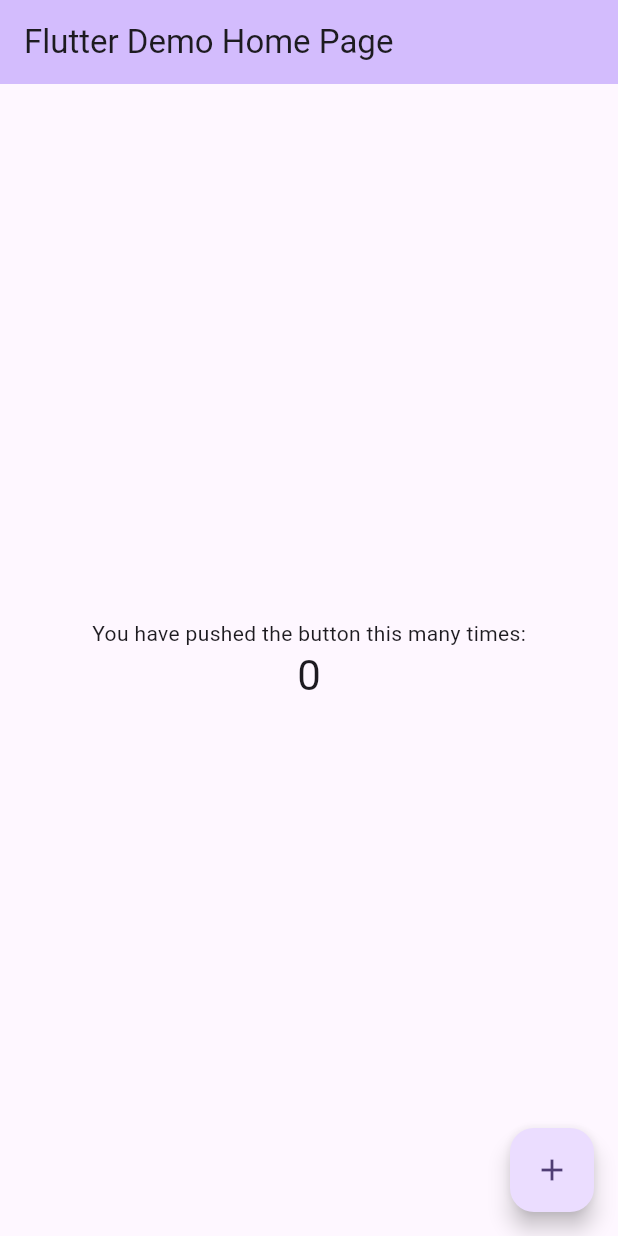
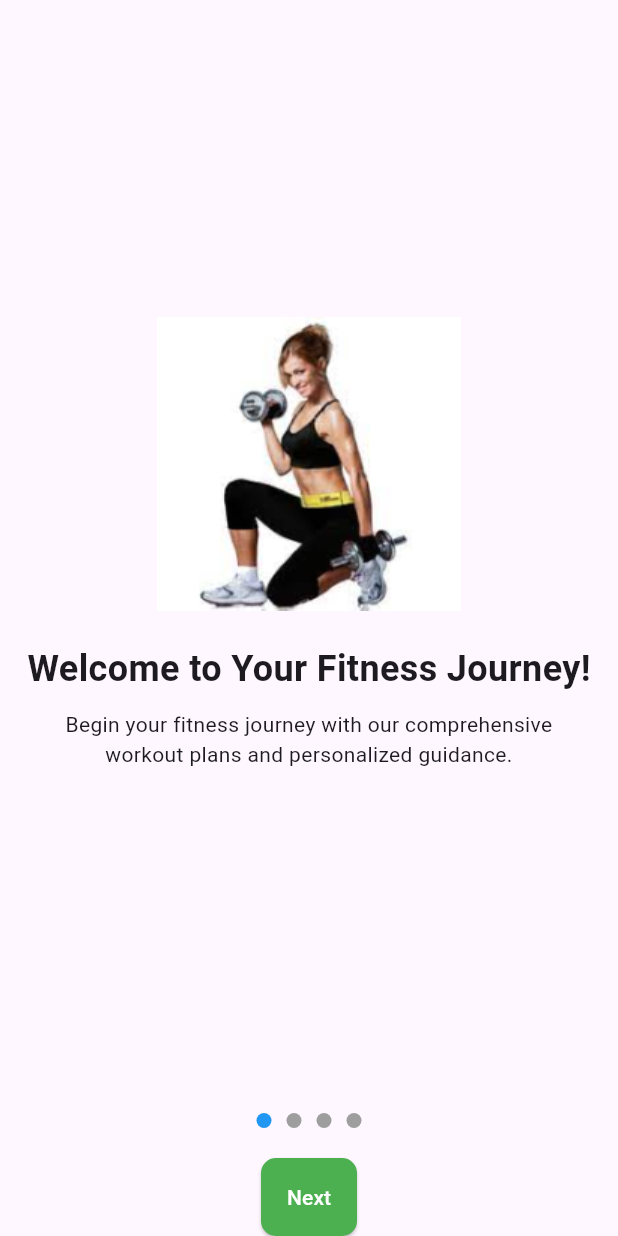
Before and after one commit to codeservier/Rkfitness, a Flutter app: the screen it shows after launch, on a phone screen of 412 x 824 dp. Run offline on Flutter 3.47's test engine with Material 3 defaults, Android fonts, the phone set to English and light mode, and no system bars; our stand-ins replace get.

Commit message:
save changes

```diff
--- /dev/null
+++ b/lib/core/config/app_colors.dart
@@ -0,0 +1,14 @@
+import 'package:flutter/material.dart';
+
+class AppColors {
+  static const Color primaryColor = Color(0xFF4CAF50); // Green - Represents health and vitality
+  static const Color accentColor = Color(0xFFFF5722); // Orange - Adds energy and excitement
+  static const Color backgroundColor = Color(0xFFF5F5F5); // Light gray - Provides a neutral background
+  static const Color textColor = Colors.black87; // Dark gray - Provides good readability
+
+  // Additional colors
+  static const Color appBarColor = Color(0xFF303F9F); // Deep blue - For app bar
+  static const Color buttonColor = Color(0xFFCDDC39); // Lime - For action buttons
+
+  // You can add other colors as needed for specific components or elements in your app
+}
--- /dev/null
+++ b/lib/core/config/app_constant.dart
@@ -0,0 +1,4 @@
+class AppConstants {
+  static const String appName = 'Rkfitness';
+  static const String apiUrl = 'https://api.example.com';
+}
--- /dev/null
+++ b/lib/core/config/app_routes.dart
@@ -0,0 +1,7 @@
+class AppRoutes {
+  static const String SPLASH = '/splash';
+  static const String LOGIN = '/login';
+  static const String SIGNUP = '/signup';
+  static const String HOME = '/home';
+    static const String ONBOARDING = '/onboarding';
+}
--- /dev/null
+++ b/lib/core/config/app_routing.dart
@@ -0,0 +1,18 @@
+  // app_routes.dart
+  import 'package:get/get.dart';
+  import 'package:rkfitness/core/config/app_routes.dart';
+  import 'package:rkfitness/presentation/pages/home_screen.dart';
+  import 'package:rkfitness/presentation/pages/login_screen.dart';
+  import 'package:rkfitness/presentation/pages/onboarding_screen.dart';
+  import 'package:rkfitness/presentation/pages/signup_screen.dart';
+  import 'package:rkfitness/presentation/pages/splash_screen.dart';
+
+  class AppRouting {
+    static final List<GetPage> getAppRoutes = [
+      GetPage(name: AppRoutes.SPLASH, page: () => SplashScreen()),
+      GetPage(name: AppRoutes.ONBOARDING, page: () => OnboardingScreen()),
+      GetPage(name: AppRoutes.LOGIN, page: () => LoginScreen()),
+      GetPage(name: AppRoutes.SIGNUP, page: () => SignupScreen()),
+      GetPage(name: AppRoutes.HOME, page: () => HomeScreen()),
+    ];
+  }
--- /dev/null
+++ b/lib/data/model/OnboardingItem.dart
@@ -0,0 +1,39 @@
+import 'package:flutter/material.dart';
+
+class OnboardingItem {
+  final String image;
+  final String title;
+  final String description;
+
+  OnboardingItem({
+    required this.image,
+    required this.title,
+    required this.description,
+  });
+}
+class OnboardingData {
+  static final List<OnboardingItem> _onboardingData = [
+    OnboardingItem(
+      image: 'assets/onboarding1.png',
+      title: 'Welcome to Your Fitness Journey!',
+      description: 'Begin your fitness journey with our comprehensive workout plans and personalized guidance.',
+    ),
+    OnboardingItem(
+      image: 'assets/onboarding2.png',
+      title: 'Discover Exciting Workouts',
+      description: 'Explore a variety of workout routines designed to help you achieve your fitness goals, whether it\'s building muscle, burning fat, or improving endurance.',
+    ),
+    OnboardingItem(
+      image: 'assets/onboarding3.png',
+      title: 'Track Your Progress',
+      description: 'Stay motivated by tracking your progress over time. Our app lets you log your workouts, record your measurements, and monitor your achievements.',
+    ),
+    OnboardingItem(
+      image: 'assets/onboarding4.png',
+      title: 'Join a Supportive Community',
+      description: 'Connect with like-minded individuals and fitness enthusiasts in our community. Share tips, get advice, and celebrate your successes together!',
+    ),
+  ];
+
+  static List<OnboardingItem> get onboardingData => _onboardingData;
+}
--- a/lib/main.dart
+++ b/lib/main.dart
@@ -1,125 +1,32 @@
 import 'package:flutter/material.dart';
+import 'package:get/get.dart';
+import 'package:rkfitness/core/config/app_colors.dart';
+import 'package:rkfitness/core/config/app_constant.dart';
+import 'package:rkfitness/core/config/app_routes.dart';
+import 'package:rkfitness/core/config/app_routing.dart';
+
+
 
 void main() {
-  runApp(const MyApp());
+  runApp(MyApp());
 }
 
 class MyApp extends StatelessWidget {
-  const MyApp({super.key});
-
-  // This widget is the root of your application.
   @override
   Widget build(BuildContext context) {
-    return MaterialApp(
-      title: 'Flutter Demo',
+    return GetMaterialApp(
+      title: AppConstants.appName,
       theme: ThemeData(
-        // This is the theme of your application.
-        //
-        // TRY THIS: Try running your application with "flutter run". You'll see
-        // the application has a purple toolbar. Then, without quitting the app,
-        // try changing the seedColor in the colorScheme below to Colors.green
-        // and then invoke "hot reload" (save your changes or press the "hot
-        // reload" button in a Flutter-supported IDE, or press "r" if you used
-        // the command line to start the app).
-        //
-        // Notice that the counter didn't reset back to zero; the application
-        // state is not lost during the reload. To reset the state, use hot
-        // restart instead.
-        //
-        // This works for code too, not just values: Most code changes can be
-        // tested with just a hot reload.
-        colorScheme: ColorScheme.fromSeed(seedColor: Colors.deepPurple),
-        useMaterial3: true,
+        primaryColor: AppColors.primaryColor,
+        hintColor: AppColors.accentColor,
+        backgroundColor: AppColors.backgroundColor,
+        textTheme: const TextTheme(
+          headline1: TextStyle(fontSize: 24, fontWeight: FontWeight.bold, color: AppColors.textColor),
+          headline2: TextStyle(fontSize: 20, fontWeight: FontWeight.bold, color: AppColors.textColor),
+        ),
       ),
-      home: const MyHomePage(title: 'Flutter Demo Home Page'),
+      initialRoute: AppRoutes.SPLASH,
+      getPages: AppRouting.getAppRoutes, // Corrected invocation
     );
   }
 }
-
-class MyHomePage extends StatefulWidget {
-  const MyHomePage({super.key, required this.title});
-
-  // This widget is the home page of your application. It is stateful, meaning
-  // that it has a State object (defined below) that contains fields that affect
-  // how it looks.
-
-  // This class is the configuration for the state. It holds the values (in this
-  // case the title) provided by the parent (in this case the App widget) and
-  // used by the build method of the State. Fields in a Widget subclass are
-  // always marked "final".
-
-  final String title;
-
-  @override
-  State<MyHomePage> createState() => _MyHomePageState();
-}
-
-class _MyHomePageState extends State<MyHomePage> {
-  int _counter = 0;
-
-  void _incrementCounter() {
-    setState(() {
-      // This call to setState tells the Flutter framework that something has
-      // changed in this State, which causes it to rerun the build method below
-      // so that the display can reflect the updated values. If we changed
-      // _counter without calling setState(), then the build method would not be
-      // called again, and so nothing would appear to happen.
-      _counter++;
-    });
-  }
-
-  @override
-  Widget build(BuildContext context) {
-    // This method is rerun every time setState is called, for instance as done
-    // by the _incrementCounter method above.
-    //
-    // The Flutter framework has been optimized to make rerunning build methods
-    // fast, so that you can just rebuild anything that needs updating rather
-    // than having to individually change instances of widgets.
-    return Scaffold(
-      appBar: AppBar(
-        // TRY THIS: Try changing the color here to a specific color (to
-        // Colors.amber, perhaps?) and trigger a hot reload to see the AppBar
-        // change color while the other colors stay the same.
-        backgroundColor: Theme.of(context).colorScheme.inversePrimary,
-        // Here we take the value from the MyHomePage object that was created by
-        // the App.build method, and use it to set our appbar title.
-        title: Text(widget.title),
-      ),
-      body: Center(
-        // Center is a layout widget. It takes a single child and positions it
-        // in the middle of the parent.
-        child: Column(
-          // Column is also a layout widget. It takes a list of children and
-          // arranges them vertically. By default, it sizes itself to fit its
-          // children horizontally, and tries to be as tall as its parent.
-          //
-          // Column has various properties to control how it sizes itself and
-          // how it positions its children. Here we use mainAxisAlignment to
-          // center the children vertically; the main axis here is the vertical
-          // axis because Columns are vertical (the cross axis would be
-          // horizontal).
-          //
-          // TRY THIS: Invoke "debug painting" (choose the "Toggle Debug Paint"
-          // action in the IDE, or press "p" in the console), to see the
-          // wireframe for each widget.
-          mainAxisAlignment: MainAxisAlignment.center,
-          children: <Widget>[
-            const Text(
-              'You have pushed the button this many times:',
-            ),
-            Text(
-              '$_counter',
-              style: Theme.of(context).textTheme.headlineMedium,
-            ),
-          ],
-        ),
-      ),
-      floatingActionButton: FloatingActionButton(
-        onPressed: _incrementCounter,
-        tooltip: 'Increment',
-        child: const Icon(Icons.add),
-      ), // This trailing comma makes auto-formatting nicer for build methods.
-    );
-  }
-}
--- /dev/null
+++ b/lib/presentation/pages/onboarding_screen.dart
@@ -0,0 +1,110 @@
+import 'package:flutter/material.dart';
+import 'package:flutter/widgets.dart';
+import 'package:get/get.dart';
+import 'package:rkfitness/core/config/app_routes.dart';
+import 'package:rkfitness/data/model/OnboardingItem.dart';
+import 'package:rkfitness/presentation/view/custom_button.dart';
+
+class OnboardingScreen extends StatefulWidget {
+  @override
+  _OnboardingScreenState createState() => _OnboardingScreenState();
+}
+
+class _OnboardingScreenState extends State<OnboardingScreen> {
+  int _currentPage = 0;
+  final PageController _pageController = PageController();
+
+  @override
+  Widget build(BuildContext context) {
+    return Scaffold(
+      body: Center(
+        child: Column(
+          mainAxisAlignment: MainAxisAlignment.center,
+          children: [
+            Expanded(
+              child: PageView.builder(
+                controller: _pageController,
+                itemCount: OnboardingData.onboardingData.length,
+                onPageChanged: (int page) {
+                  setState(() {
+                    _currentPage = page;
+                  });
+                },
+                itemBuilder: (BuildContext context, int index) {
+                  return _buildOnboardingPage(
+                      OnboardingData.onboardingData[index]);
+                },
+              ),
+            ),
+            const SizedBox(height: 20),
+            _buildPageIndicator(),
+            const SizedBox(height: 20),
+               CustomButton(
+                    text:
+                        _currentPage == OnboardingData.onboardingData.length - 1
+                            ? 'Start'
+                            : 'Next',
+                    onPressed: () {
+                      if (_currentPage <
+                          OnboardingData.onboardingData.length - 1) {
+                        _pageController.nextPage(
+                          duration: const Duration(milliseconds: 500),
+                          curve: Curves.ease,
+                        );
+                      } else {
+                        Get.offNamed(AppRoutes.LOGIN);
+                      }
+                    },
+                  ),
+          ],
+        ),
+      ),
+    );
+  }
+
+  Widget _buildOnboardingPage(OnboardingItem item) {
+    return Column(
+      mainAxisAlignment: MainAxisAlignment.center,
+      children: [
+        Image.asset(
+          item.image,
+          height: 200,
+        ),
+        const SizedBox(height: 20),
+        Text(
+          item.title,
+          style: const TextStyle(
+            fontSize: 24,
+            fontWeight: FontWeight.bold,
+          ),
+        ),
+        const SizedBox(height: 10),
+        Padding(
+          padding: const EdgeInsets.symmetric(horizontal: 20),
+          child: Text(
+            item.description,
+            textAlign: TextAlign.center,
+          ),
+        ),
+      ],
+    );
+  }
+
+  Widget _buildPageIndicator() {
+    return Row(
+      mainAxisAlignment: MainAxisAlignment.center,
+      children: List.generate(
+        OnboardingData.onboardingData.length,
+        (index) => Container(
+          margin: const EdgeInsets.symmetric(horizontal: 5),
+          width: 10,
+          height: 10,
+          decoration: BoxDecoration(
+            shape: BoxShape.circle,
+            color: _currentPage == index ? Colors.blue : Colors.grey,
+          ),
+        ),
+      ),
+    );
+  }
+}
--- /dev/null
+++ b/lib/presentation/view/custom_button.dart
@@ -0,0 +1,31 @@
+import 'package:flutter/material.dart';
+import 'package:rkfitness/core/config/app_colors.dart';
+
+class CustomButton extends StatelessWidget {
+  final String text;
+  final VoidCallback onPressed;
+
+  const CustomButton({
+    Key? key,
+    required this.text,
+    required this.onPressed,
+  }) : super(key: key);
+
+  @override
+  Widget build(BuildContext context) {
+    return ElevatedButton(
+      onPressed: onPressed,
+      child: Text(
+        text,
+        style: TextStyle(color: Colors.white), // Text color
+      ),
+      style: ElevatedButton.styleFrom(
+        backgroundColor: AppColors.primaryColor, // Button color from the theme
+        padding: EdgeInsets.symmetric(vertical: 16), // Adjust padding as needed
+        shape: RoundedRectangleBorder(
+          borderRadius: BorderRadius.circular(10), // Button border radius
+        ),
+      ),
+    );
+  }
+}
--- a/pubspec.yaml
+++ b/pubspec.yaml
@@ -35,6 +35,7 @@ dependencies:
   # The following adds the Cupertino Icons font to your application.
   # Use with the CupertinoIcons class for iOS style icons.
   cupertino_icons: ^1.0.6
+  get: ^4.6.6
 
 dev_dependencies:
   flutter_test:
@@ -59,9 +60,8 @@ flutter:
   uses-material-design: true
 
   # To add assets to your application, add an assets section, like this:
-  # assets:
-  #   - images/a_dot_burr.jpeg
-  #   - images/a_dot_ham.jpeg
+  assets:
+    - assets/
 
   # An image asset can refer to one or more resolution-specific "variants", see
   # https://flutter.dev/assets-and-images/#resolution-aware
```
Also changed, not shown: lib/core/config/app_styles.dart (added, +17 -0 lines), lib/presentation/pages/home_screen.dart (added, +33 -0 lines), lib/presentation/pages/login_screen.dart (added, +54 -0 lines), lib/presentation/pages/signup_screen.dart (added, +64 -0 lines), lib/presentation/pages/splash_screen.dart (added, +61 -0 lines), lib/presentation/view/custom_text_field.dart (added, +30 -0 lines), assets/logo.png (added), assets/onboarding1.png (added), assets/onboarding2.png (added), assets/onboarding3.png (added), assets/onboarding4.png (added), pubspec.lock.
